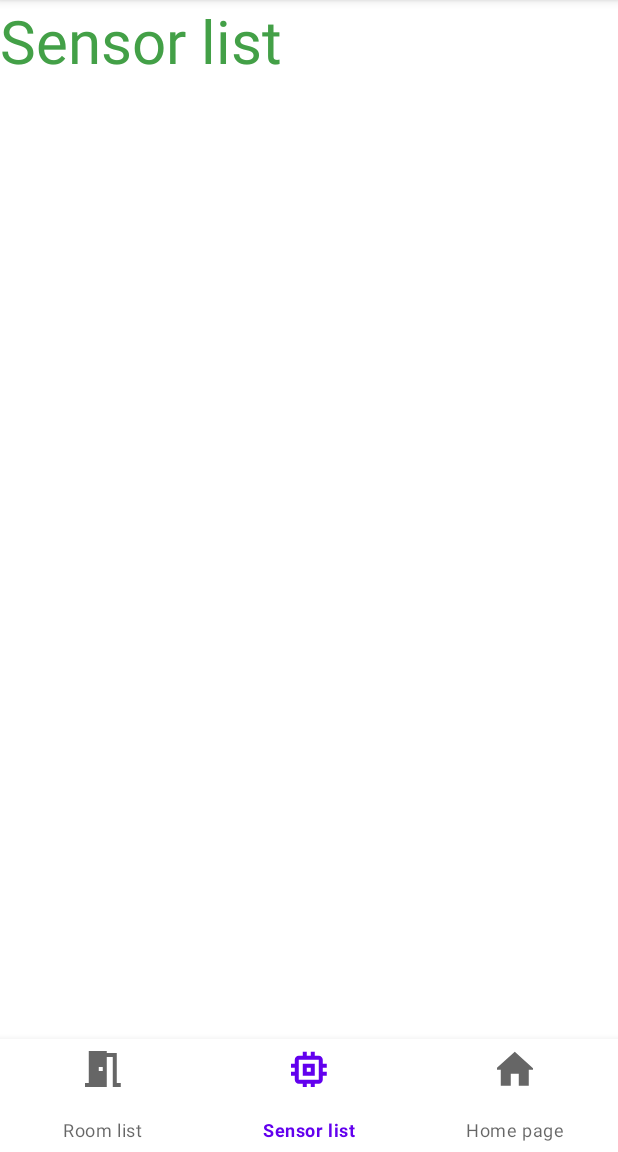
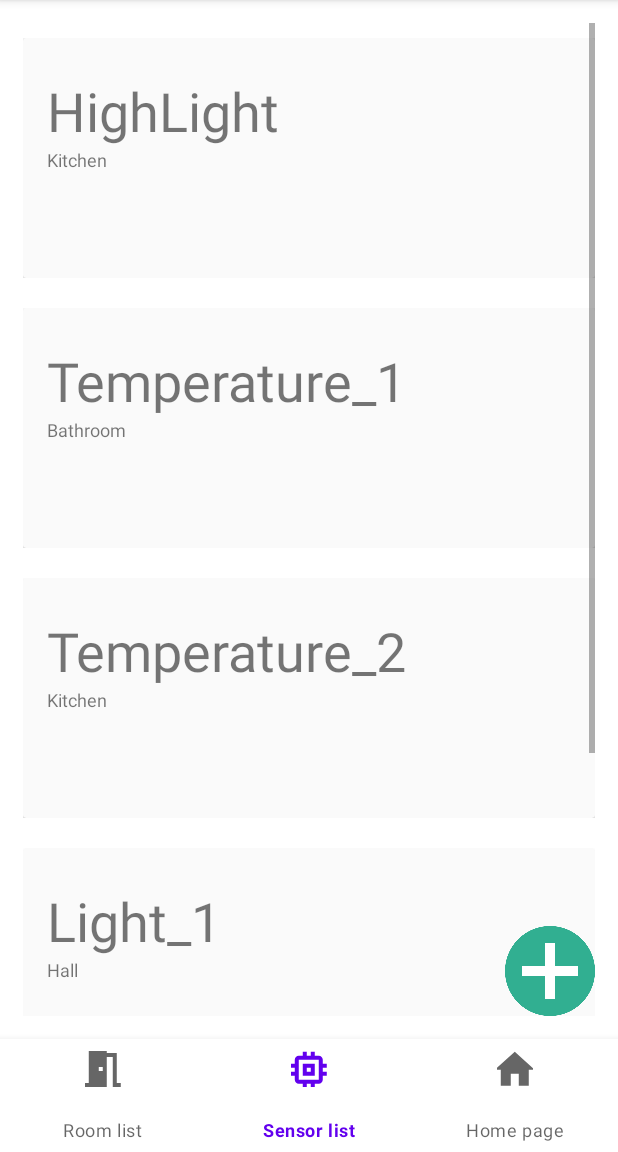
Before and after one commit to dderenok/smarthome-android-app, an Android app: the screen it shows after launch (MainActivity), item 2 of the bottom bar chosen, on a phone screen of 412 x 824 dp, the part 84-1236 px from its top. Run offline under Robolectric (Android 15) with nearby library versions, the phone set to English and light mode, and no system bars.

Commit message:
[SMA-1] Add sensor list page

```diff
--- a/app/src/main/java/com/example/smarthome/adapter/RoomAdapter.kt
+++ b/app/src/main/java/com/example/smarthome/adapter/RoomAdapter.kt
@@ -4,7 +4,7 @@ import android.annotation.SuppressLint
 import android.view.LayoutInflater.from
 import android.view.ViewGroup
 import androidx.recyclerview.widget.RecyclerView.Adapter
-import com.example.smarthome.R.layout.recyclerview_item_row
+import com.example.smarthome.R.layout.recyclerview_room_item_row
 import com.example.smarthome.model.Room
 import com.example.smarthome.viewholder.RoomViewHolder
 
@@ -12,10 +12,7 @@ class RoomAdapter(private var roomList: List<Room>) : Adapter<RoomViewHolder>()
 
     override fun onCreateViewHolder(parent: ViewGroup, viewType: Int) =
         RoomViewHolder(from(parent.context)
-            .inflate(recyclerview_item_row, parent, false))
-
-    private fun ViewGroup.inflate(layoutRes: Int, attachToRoot: Boolean = false) = from(context)
-        .inflate(layoutRes, this, attachToRoot)
+            .inflate(recyclerview_room_item_row, parent, false))
 
     override fun getItemCount() = roomList.size
 
--- /dev/null
+++ b/app/src/main/java/com/example/smarthome/adapter/SensorAdapter.kt
@@ -0,0 +1,25 @@
+package com.example.smarthome.adapter
+
+import android.annotation.SuppressLint
+import android.view.LayoutInflater.from
+import android.view.ViewGroup
+import androidx.recyclerview.widget.RecyclerView.Adapter
+import com.example.smarthome.R.layout.recyclerview_sensor_item_row
+import com.example.smarthome.model.Sensor
+import com.example.smarthome.viewholder.SensorViewHolder
+
+class SensorAdapter(private var sensorList: List<Sensor>) : Adapter<SensorViewHolder>() {
+    override fun onCreateViewHolder(parent: ViewGroup, viewType: Int) =
+        SensorViewHolder(
+            from(parent.context)
+            .inflate(recyclerview_sensor_item_row, parent, false)
+        )
+
+    override fun getItemCount() = sensorList.size
+
+    @SuppressLint("SetTextI18n")
+    override fun onBindViewHolder(holder: SensorViewHolder, position: Int) {
+        holder.roomName.text = sensorList[position].room.name
+        holder.sensorName.text = sensorList[position].name
+    }
+}
--- a/app/src/main/java/com/example/smarthome/fragment/RoomList.kt
+++ b/app/src/main/java/com/example/smarthome/fragment/RoomList.kt
@@ -2,6 +2,7 @@ package com.example.smarthome.fragment
 
 import android.os.Bundle
 import android.view.LayoutInflater
+import android.view.LayoutInflater.from
 import android.view.View
 import android.view.ViewGroup
 import androidx.fragment.app.Fragment
@@ -24,12 +25,15 @@ class RoomList : Fragment() {
         roomList = roomList + listOf(Room("Подвал", 2))
     }
 
+    private fun ViewGroup?.inflate(layoutRes: Int, attachToRoot: Boolean = false) = from(context)
+        .inflate(layoutRes, this, attachToRoot)
+
     override fun onCreateView(
         inflater: LayoutInflater,
         container: ViewGroup?,
         savedInstanceState: Bundle?
     ): View? {
-        val view = inflater.inflate(fragment_room_list, container, false)
+        val view = container.inflate(fragment_room_list, false)
 
         if (roomList.isEmpty()) {
             // TODO d.derenok: Add generate room list method
--- a/app/src/main/java/com/example/smarthome/fragment/SensorList.kt
+++ b/app/src/main/java/com/example/smarthome/fragment/SensorList.kt
@@ -1,8 +1,52 @@
 package com.example.smarthome.fragment
 
+import android.os.Bundle
+import android.view.LayoutInflater
+import android.view.LayoutInflater.from
+import android.view.View
+import android.view.ViewGroup
 import androidx.fragment.app.Fragment
+import androidx.recyclerview.widget.LinearLayoutManager
+import androidx.recyclerview.widget.RecyclerView
+import com.example.smarthome.R.id.recyclerView as sensorRecyclerView
 import com.example.smarthome.R.layout.fragment_sensor_list
+import com.example.smarthome.adapter.SensorAdapter
+import com.example.smarthome.model.Room
+import com.example.smarthome.model.Sensor
 
 class SensorList : Fragment(fragment_sensor_list) {
+    private lateinit var recyclerView: RecyclerView
+    private var sensorList = listOf<Sensor>()
 
+    init {
+        sensorList = sensorList + listOf(Sensor("HighLight", Room("Kitchen", 2)))
+        sensorList = sensorList + listOf(Sensor("Temperature_1", Room("Bathroom", 1)))
+        sensorList = sensorList + listOf(Sensor("Temperature_2", Room("Kitchen", 2)))
+        sensorList = sensorList + listOf(Sensor("Light_1", Room("Hall", 2)))
+        sensorList = sensorList + listOf(Sensor("Temperature_3", Room("Hall", 2)))
+    }
+
+    private fun ViewGroup?.inflate(layoutRes: Int, attachToRoot: Boolean = false) = from(context)
+        .inflate(layoutRes, this, attachToRoot)
+
+    override fun onCreateView(
+        inflater: LayoutInflater,
+        container: ViewGroup?,
+        savedInstanceState: Bundle?
+    ): View? {
+        val view = container.inflate(fragment_sensor_list, false)
+
+        if (sensorList.isEmpty()) {
+            // TODO d.derenok: Add generate room list method
+        }
+
+        recyclerView = view.findViewById<RecyclerView>(sensorRecyclerView)
+            .apply {
+                setHasFixedSize(true)
+                layoutManager = LinearLayoutManager(view.context)
+                adapter = SensorAdapter(sensorList)
+            }
+
+        return view
+    }
 }
--- /dev/null
+++ b/app/src/main/java/com/example/smarthome/model/Sensor.kt
@@ -0,0 +1,6 @@
+package com.example.smarthome.model
+
+data class Sensor(
+    var name: String,
+    var room: Room
+)
--- /dev/null
+++ b/app/src/main/java/com/example/smarthome/viewholder/SensorViewHolder.kt
@@ -0,0 +1,12 @@
+package com.example.smarthome.viewholder
+
+import android.view.View
+import android.widget.TextView
+import androidx.recyclerview.widget.RecyclerView.ViewHolder
+import com.example.smarthome.R.id.room_name_info
+import com.example.smarthome.R.id.sensor_name_info
+
+class SensorViewHolder(view: View) : ViewHolder(view) {
+    var roomName: TextView = view.findViewById(room_name_info)
+    var sensorName: TextView = view.findViewById(sensor_name_info)
+}
--- a/app/src/main/res/layout/fragment_room_list.xml
+++ b/app/src/main/res/layout/fragment_room_list.xml
@@ -18,8 +18,8 @@
             android:scrollbars="vertical"/>
 
         <ImageView
-            android:layout_width="80dp"
-            android:layout_height="80dp"
+            android:layout_width="60dp"
+            android:layout_height="60dp"
             android:layout_alignParentBottom="true"
             android:src="@drawable/plus_green"
             app:layout_constraintBottom_toBottomOf="parent"
--- a/app/src/main/res/layout/fragment_sensor_list.xml
+++ b/app/src/main/res/layout/fragment_sensor_list.xml
@@ -6,17 +6,24 @@
     android:layout_height="match_parent"
     tools:context=".fragment.SensorList">
 
-    <TextView
-        android:id="@+id/firstFragment"
-        android:layout_width="wrap_content"
-        android:layout_height="wrap_content"
-        android:text="Sensor list"
-        android:textColor="#43a047"
-        android:textSize="40sp"
-        app:layout_constraintBottom_toBottomOf="parent"
-        app:layout_constraintEnd_toEndOf="parent"
-        app:layout_constraintHorizontal_bias="0.5"
-        app:layout_constraintStart_toStartOf="parent"
-        app:layout_constraintTop_toTopOf="parent" />
+    <androidx.constraintlayout.widget.ConstraintLayout
+        android:layout_width="match_parent"
+        android:layout_height="match_parent"
+        android:orientation="vertical"
+        android:padding="15dp">
+        <androidx.recyclerview.widget.RecyclerView
+            android:id="@+id/recyclerView"
+            android:layout_width="match_parent"
+            android:layout_height="match_parent"
+            android:scrollbars="vertical"/>
 
+        <ImageView
+            android:layout_width="60dp"
+            android:layout_height="60dp"
+            android:layout_alignParentBottom="true"
+            android:src="@drawable/plus_green"
+            app:layout_constraintBottom_toBottomOf="parent"
+            app:layout_constraintEnd_toEndOf="parent" />
+
+    </androidx.constraintlayout.widget.ConstraintLayout>
 </FrameLayout>
--- /dev/null
+++ b/app/src/main/res/layout/recyclerview_sensor_item_row.xml
@@ -0,0 +1,44 @@
+<?xml version="1.0" encoding="utf-8"?>
+<androidx.constraintlayout.widget.ConstraintLayout
+    xmlns:android="http://schemas.android.com/apk/res/android"
+    xmlns:app="http://schemas.android.com/apk/res-auto"
+    android:layout_width="match_parent"
+    android:layout_height="180dp"
+    android:orientation="vertical"
+    android:paddingTop="10dp"
+    android:paddingBottom="10dp"
+    >
+
+    <androidx.cardview.widget.CardView
+        android:id="@+id/card_view"
+        style="@style/RoomCardStyle"
+        android:layout_width="match_parent"
+        android:layout_height="match_parent"
+        app:layout_constraintTop_toTopOf="parent">
+
+        <androidx.constraintlayout.widget.ConstraintLayout
+            android:layout_width="match_parent"
+            android:layout_height="match_parent">
+
+            <TextView
+                android:id="@+id/sensor_name_info"
+                android:layout_width="247dp"
+                android:layout_height="wrap_content"
+                android:textSize="36sp"
+                android:text="hightlight"
+                app:layout_constraintStart_toStartOf="parent"
+                app:layout_constraintTop_toTopOf="parent" />
+
+            <TextView
+                android:id="@+id/room_name_info"
+                android:layout_width="247dp"
+                android:layout_height="wrap_content"
+                android:text="kitchen"
+                android:textSize="12sp"
+                app:layout_constraintStart_toStartOf="parent"
+                app:layout_constraintTop_toBottomOf="@+id/sensor_name_info" />
+
+        </androidx.constraintlayout.widget.ConstraintLayout>
+    </androidx.cardview.widget.CardView>
+
+</androidx.constraintlayout.widget.ConstraintLayout>
```
Also changed, not shown: app/src/main/res/layout/recyclerview_room_item_row.xml (renamed from app/src/main/res/layout/recyclerview_item_row.xml).
